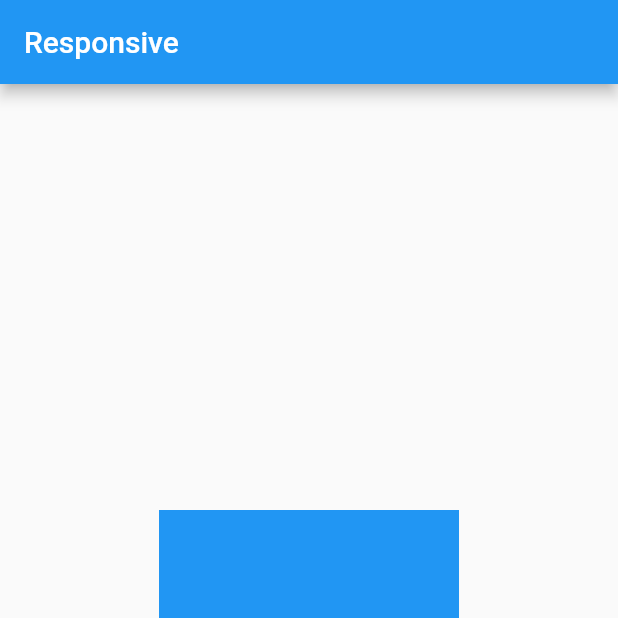
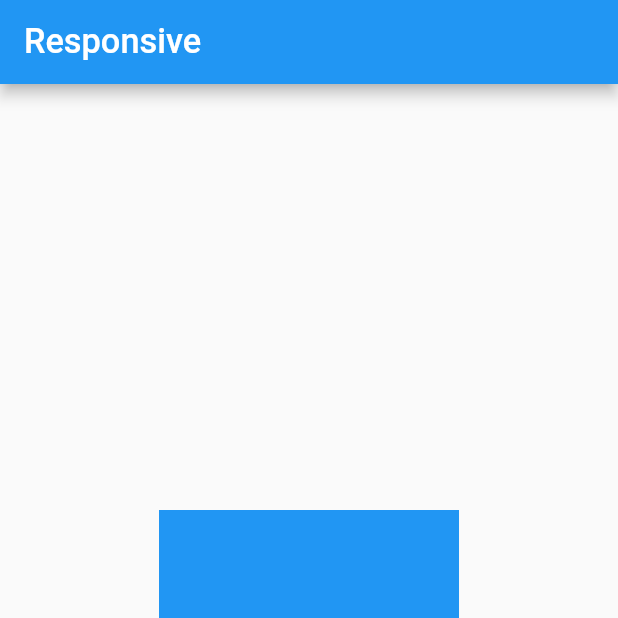
Before and after one commit to paras-28/ultimate_responsive_utility, a Flutter app: the screen it shows after launch, on a phone screen of 412 x 824 dp, the top half of it. Run offline on Flutter 3.47's test engine with Material 2 defaults, Android fonts, the phone set to English and light mode, and no system bars.

Commit message:
adaptive_text_size added

```diff
--- a/lib/main.dart
+++ b/lib/main.dart
@@ -1,4 +1,6 @@
+import 'package:flutter/foundation.dart';
 import 'package:flutter/material.dart';
+import 'package:utlimate_responsive_utility/util%20/adaptive_text_size.dart';
 import 'package:utlimate_responsive_utility/util%20/responsive_widget.dart';
 
 void main() {
@@ -20,20 +22,18 @@ class MyApp extends StatelessWidget {
 }
 
 class MyHomePage extends StatefulWidget {
-
-
   @override
   _MyHomePageState createState() => _MyHomePageState();
 }
 
 class _MyHomePageState extends State<MyHomePage> {
   Responsive responsive = Responsive();
-
+AdaptiveTextSize adaptiveTextSize = AdaptiveTextSize();
   @override
   Widget build(BuildContext context) {
     return Scaffold(
       appBar: AppBar(
-        title: Text("Responsive "),
+        title: Text("Responsive",style: TextStyle(fontSize: adaptiveTextSize.getadaptiveTextSize(context, 20)),),
       ),
       body: Center(
         child: Container(
--- /dev/null
+++ b/lib/util /adaptive_text_size.dart
@@ -0,0 +1,10 @@
+import 'package:flutter/material.dart';
+
+class AdaptiveTextSize {
+  const AdaptiveTextSize();
+
+  getadaptiveTextSize(BuildContext context, dynamic value) {
+// 720 is medium screen height
+    return (value / 720) * MediaQuery.of(context).size.height;
+  }
+}
```
Also changed, not shown: pubspec.lock.
